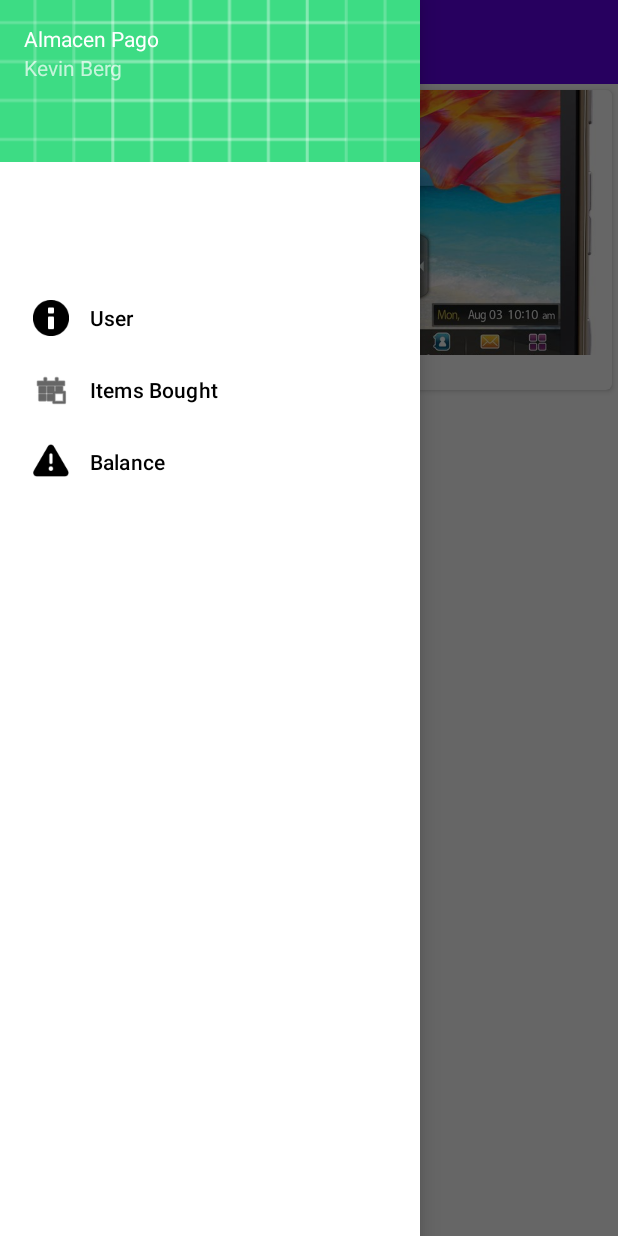
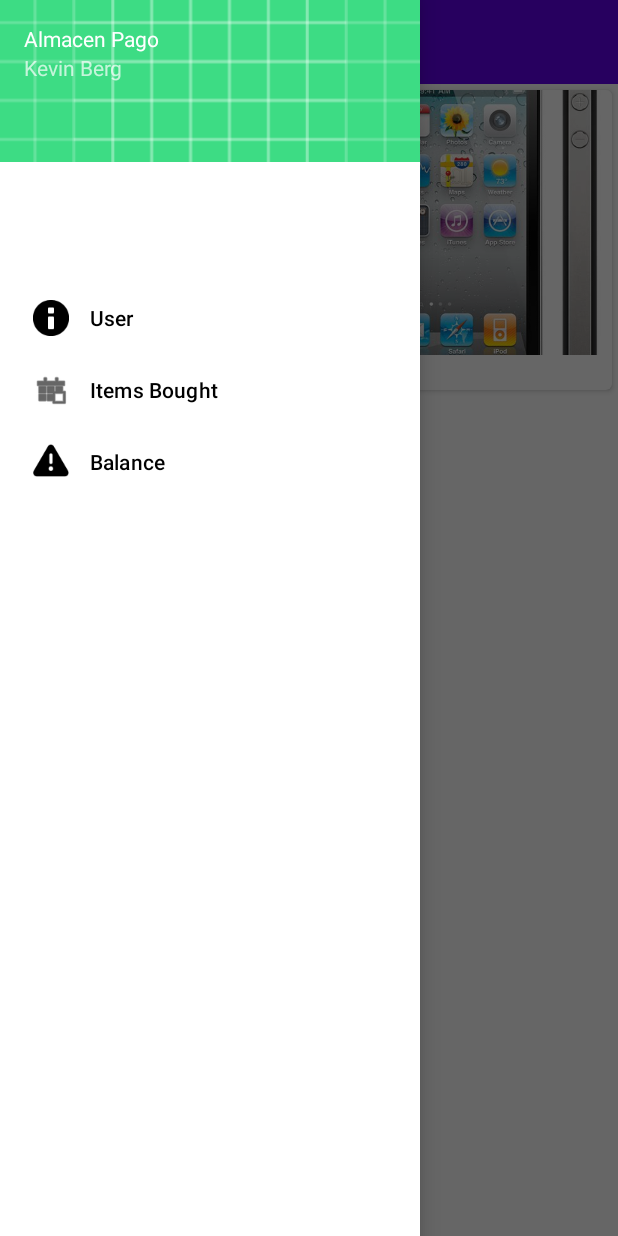
Before and after one commit to carameloKevin/AlmacenPago, an Android app: the MainActivity screen opened directly, with no data from a screen before it, with the side drawer open, on a phone screen of 412 x 824 dp. Run offline under Robolectric (Android 15) with nearby library versions, the light colour scheme and no system bars.

Commit message:
Agregado pantalla de detalles de cada producto con boton para voler en la parte superior.

```diff
--- a/app/src/main/java/com/kevinberg/almacenpago/AlmacenPagoDatabaseHelper.java
+++ b/app/src/main/java/com/kevinberg/almacenpago/AlmacenPagoDatabaseHelper.java
@@ -1,9 +1,12 @@
 package com.kevinberg.almacenpago;
+
+import static android.content.ContentValues.TAG;
 
 import android.content.ContentValues;
 import android.content.Context;
 import android.database.sqlite.SQLiteDatabase;
 import android.database.sqlite.SQLiteOpenHelper;
+import android.util.Log;
 
 public class AlmacenPagoDatabaseHelper  extends SQLiteOpenHelper {
 
@@ -23,6 +26,10 @@ public class AlmacenPagoDatabaseHelper  extends SQLiteOpenHelper {
                 "IMAGE_RESOURCE_ID INTEGER," +
                 "DUENOID STRING);");
 
+        Log.d(TAG, "onCreate: AGREGANDO LOS DATOS");
+        insertProducto(sqLiteDatabase, "Iphone", "Es un celu", R.drawable.iphoine, 100, "Kevin01");
+        insertProducto(sqLiteDatabase, "Samsung", "Este es un samsung", R.drawable.samsung_phone, 99, "Axel01");
+        Log.d(TAG, "onCreate: DATOS AGREGADOS");
     }
 
 
@@ -33,11 +40,11 @@ public class AlmacenPagoDatabaseHelper  extends SQLiteOpenHelper {
 
     private static void insertProducto(SQLiteDatabase db, String nombreProducto, String descripcion, int resourceId, double precio, String usuarioId){
         ContentValues productoValues = new ContentValues();
-        productoValues.put("NOMBRE", nombreProducto);
+        productoValues.put("NOMBREPROD", nombreProducto);
         productoValues.put("DESCRIPCION", descripcion);
         productoValues.put("IMAGE_RESOURCE_ID", resourceId);
         productoValues.put("PRECIO", precio);
-        productoValues.put("DEUNOID", usuarioId);
+        productoValues.put("DUENOID", usuarioId);
         db.insert("PRODUCTO", null, productoValues);
         }
 
--- a/app/src/main/java/com/kevinberg/almacenpago/ImagenSubAdapter.java
+++ b/app/src/main/java/com/kevinberg/almacenpago/ImagenSubAdapter.java
@@ -76,7 +76,7 @@ public class ImagenSubAdapter extends RecyclerView.Adapter<ImagenSubAdapter.View
             @Override
             public void onClick(View view) {
                 if(listener != null){
-                    listener.onClick(position);
+                    listener.onClick(holder.getAbsoluteAdapterPosition());
                 }
             }
         });
--- a/app/src/main/java/com/kevinberg/almacenpago/MainActivity.java
+++ b/app/src/main/java/com/kevinberg/almacenpago/MainActivity.java
@@ -1,4 +1,6 @@
 package com.kevinberg.almacenpago;
+
+import static android.content.ContentValues.TAG;
 
 import androidx.annotation.NonNull;
 import androidx.appcompat.app.ActionBarDrawerToggle;
@@ -10,9 +12,18 @@ import androidx.fragment.app.Fragment;
 import androidx.fragment.app.FragmentTransaction;
 import androidx.viewpager2.widget.ViewPager2;
 
+import android.content.Context;
 import android.content.Intent;
+import android.database.Cursor;
+import android.database.sqlite.SQLiteDatabase;
+import android.database.sqlite.SQLiteException;
+import android.database.sqlite.SQLiteOpenHelper;
+import android.database.sqlite.SQLiteQuery;
 import android.os.Bundle;
+import android.util.Log;
 import android.view.MenuItem;
+import android.widget.TextView;
+import android.widget.Toast;
 
 import com.google.android.material.navigation.NavigationView;
 import com.google.android.material.tabs.TabLayout;
@@ -35,8 +46,61 @@ public class MainActivity extends AppCompatActivity implements NavigationView.On
         drawer.addDrawerListener(toogle);
         toogle.syncState();
         //Basicamente le agrego las funciones al drawer
-        NavigationView navigationView =  (NavigationView) findViewById(R.id.nav_view);
+        NavigationView navigationView = (NavigationView) findViewById(R.id.nav_view);
         navigationView.setNavigationItemSelectedListener(this);
+
+
+        //Obtengo una query y lo paso a los arreglos necesarios para el fragmento;
+        //String query = "SELECT NOMBREPROD, IMAGE_RESOURCE_ID, PRECIO FROM PRODUCTO ORDER BY column DESC LIMIT 6";
+        //todo: yo se que el limite es 6 y es en este caso asi, asi que lo hardcodeo, pero hay que verlo
+        SQLiteOpenHelper almacenPagoDBHelper = new AlmacenPagoDatabaseHelper(this);
+        String[] tituloProducto = new String[0];
+        //double[] precio;
+        int[] imagenIds = new int[0];
+        int[] idProducto = new int[0];
+        try {
+            SQLiteDatabase db = almacenPagoDBHelper.getReadableDatabase();
+            Cursor cursor = db.query("PRODUCTO", new String[]{"_ID, NOMBREPROD", "IMAGE_RESOURCE_ID", "PRECIO"}, null, null, null, null, "_id DESC", "2");
+
+            if (cursor.moveToFirst()) {
+                //todo yo en este caso se que son 2, pero no me gusta
+                //Se deja en dos (O una cantidad que sepas que tenes) porque imagenSubAdapter falla si el mandas un arreglo con elementos null
+                tituloProducto = new String[2];
+                imagenIds = new int[2];
+                idProducto = new int[2];
+                // double[] precio = new Double[6]
+                int pos = 0;
+                do {
+                    Log.d(TAG, "onCreate: En la pos "+pos+" esta escribiendo el titulo "+ cursor.getString(0));
+                    idProducto[pos] = cursor.getInt(0);
+                    tituloProducto[pos] = cursor.getString(1);
+                    //precio[pos] = cursor.getString(1);
+                    imagenIds[pos] = cursor.getInt(2);
+
+                    pos++;
+                } while (cursor.moveToNext());
+            }
+            cursor.close();
+            db.close();
+        } catch (SQLiteException e) {
+            Toast.makeText(this, "Error en la base de datos", Toast.LENGTH_SHORT).show();
+        }
+
+        //Agrego un ProductoFragment al frame layout. Cuando creo el fragment le envio tambien el bundle con los datos
+        Fragment productosFragment = new ProductoFragment();
+
+        //bundle con los datos con los que trabajar
+        Bundle bundle = new Bundle();
+        bundle.putIntArray(ProductoFragment.EXTRA_ARRAY_IDS, idProducto);
+        bundle.putStringArray(ProductoFragment.EXTRA_ARRAY_TITULOS, tituloProducto);
+        //bundle.putDoubleArray(.......);
+        bundle.putIntArray(ProductoFragment.EXTRA_ARRAY_IMAGENID, imagenIds);
+        productosFragment.setArguments(bundle);
+
+        FragmentTransaction ft = getSupportFragmentManager().beginTransaction();
+        ft.add(R.id.frame_layout_main, productosFragment);
+        ft.setTransition(FragmentTransaction.TRANSIT_FRAGMENT_FADE);
+        ft.commit();
 
     }
 
--- a/app/src/main/java/com/kevinberg/almacenpago/ProductoFragment.java
+++ b/app/src/main/java/com/kevinberg/almacenpago/ProductoFragment.java
@@ -1,12 +1,18 @@
 package com.kevinberg.almacenpago;
 
+import static android.content.ContentValues.TAG;
+
 import android.content.Intent;
+import android.database.Cursor;
+import android.database.sqlite.SQLiteDatabase;
+import android.database.sqlite.SQLiteOpenHelper;
 import android.os.Bundle;
 
 import androidx.fragment.app.Fragment;
 import androidx.recyclerview.widget.GridLayoutManager;
 import androidx.recyclerview.widget.RecyclerView;
 
+import android.util.Log;
 import android.view.LayoutInflater;
 import android.view.View;
 import android.view.ViewGroup;
@@ -14,38 +20,46 @@ import android.view.ViewGroup;
 public class ProductoFragment extends Fragment {
 
     private static final int LARGO_TEST = 2;
+    public static final String EXTRA_ARRAY_TITULOS = "arregloTitulos";
+    public static final String EXTRA_ARRAY_PRECIOS = "arregloPrecio";
+    public static final String EXTRA_ARRAY_IMAGENID = "arregloImagenId";
+    public static final String EXTRA_ARRAY_IDS = "arregloIdsProductos";
+
+    String[] tituloProducto;
+    double[] precioProducto;
+    int[] imagenIds;
+    int[] productoIds;
 
     @Override
     public View onCreateView(LayoutInflater inflater, ViewGroup container,
                              Bundle savedInstanceState) {
         //Mostramos un monton de productos en un fragmento
-        //Este fragmento toma los datos de cada producto y los muestra en cartas
+        //Este fragmento toma los datos de cada producto y los muestra en cartas. Tiene que funcionar con los elementos que le digan de arriba
         RecyclerView productoRecycler = (RecyclerView) inflater.inflate(R.layout.fragment_producto, container, false);
-        /*
-        Aca tiene que ir un cursor que apunta a la base de datos y obtiene todos estos datos
-         */
-        String[] nombreProducto = new String[LARGO_TEST];
-        int[] imagenProducto = new int[LARGO_TEST];
-        //---HardCodeado Test
-        nombreProducto[0] = "iphone";
-        imagenProducto[0] = R.drawable.iphoine;
-        nombreProducto[1] = "samsung";
-        imagenProducto[1] = R.drawable.samsung_phone;
-        //--Fin Hardcode
 
-        ImagenSubAdapter adapter = new ImagenSubAdapter(nombreProducto, imagenProducto);
+        //Si me mandaron los datos creo la lista, si nos se lo saltea y deevuelve el RecyclerView vacio
+        if(getArguments() != null) {
+
+            tituloProducto = getArguments().getStringArray(EXTRA_ARRAY_TITULOS);
+            imagenIds = getArguments().getIntArray(EXTRA_ARRAY_IMAGENID);
+            productoIds = getArguments().getIntArray(EXTRA_ARRAY_IDS);
+
+            ImagenSubAdapter adapter = new ImagenSubAdapter(tituloProducto, imagenIds);
             productoRecycler.setAdapter(adapter);
             GridLayoutManager layoutManager = new GridLayoutManager(getActivity(), 2);
             productoRecycler.setLayoutManager(layoutManager);
 
-        adapter.setListener(new ImagenSubAdapter.Listener(){
+
+            adapter.setListener(new ImagenSubAdapter.Listener() {
                 @Override
-            public void onClick(int position){
+                public void onClick(int position) {
+                    Log.d(TAG, "onClick: en la pos que clickeaste esta "+ tituloProducto[position]);
                     Intent intent = new Intent(getActivity(), ProductoDetallesActivity.class);
-                intent.putExtra(ProductoDetallesActivity.EXTRA_PRODUCTO_ID, position);
+                    intent.putExtra(ProductoDetallesActivity.EXTRA_PRODUCTO_ID, productoIds[position]);
                     getActivity().startActivity(intent);
                 }
             });
+        }
         return productoRecycler;
 
     }
--- a/app/src/main/res/layout/activity_main.xml
+++ b/app/src/main/res/layout/activity_main.xml
@@ -19,12 +19,22 @@
             android:id="@+id/toolbar"
             />
 
+
+        <FrameLayout
+            android:id="@+id/frame_layout_main"
+            android:layout_width="match_parent"
+            android:layout_height="match_parent"/>
+
+        <!---
+
         <fragment
             android:id="@+id/fragment_main"
             android:name="com.kevinberg.almacenpago.ProductoFragment"
             android:layout_width="match_parent"
             android:layout_height="match_parent"
             />
+
+            -->
   </LinearLayout>
 
   <com.google.android.material.navigation.NavigationView
```
Also changed, not shown: app/src/main/AndroidManifest.xml (+8 -2 lines), app/src/main/java/com/kevinberg/almacenpago/ProductoDetallesActivity.java (+33 -13 lines). Lines whose indentation alone changed are shown as unchanged.
